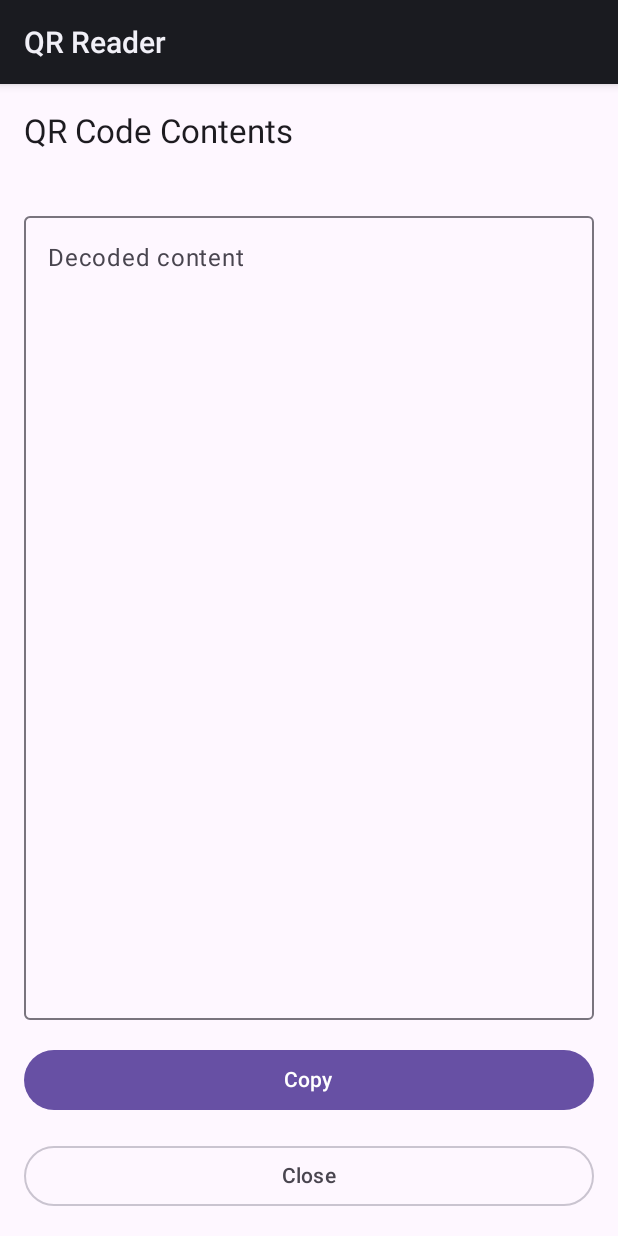
After one commit to hendrixjoseph/qrreader, an Android app built with Jetpack Compose: the DecodedContentActivity screen opened directly, with no data from a screen before it, on a phone screen of 412 x 824 dp. The commit adds this screen. Run offline under Robolectric (Android 15) with nearby library versions, the phone set to English and light mode, and no system bars.

Commit message:
rearrange code and scan

```diff
--- a/app/src/main/AndroidManifest.xml
+++ b/app/src/main/AndroidManifest.xml
@@ -17,7 +17,7 @@
         android:roundIcon="@mipmap/ic_launcher_round"
         android:supportsRtl="true">
         <activity
-            android:name=".MainActivity"
+            android:name=".activity.MainActivity"
             android:exported="true"
             android:launchMode="singleTop">
             <intent-filter>
@@ -44,6 +44,10 @@
             </intent-filter>
 
         </activity>
+
+        <activity
+            android:name=".activity.DecodedContentActivity"
+            android:exported="false" />
     </application>
 
 </manifest>
--- /dev/null
+++ b/app/src/main/java/com/joehxblog/qrreader/activity/DecodedContentActivity.kt
@@ -0,0 +1,35 @@
+package com.joehxblog.qrreader.activity
+
+import android.os.Bundle
+import androidx.activity.ComponentActivity
+import androidx.activity.compose.setContent
+import androidx.compose.material3.MaterialTheme
+import androidx.compose.material3.Surface
+import com.joehxblog.qrreader.composable.DecodedContentScreen
+
+
+class DecodedContentActivity : ComponentActivity() {
+
+    companion object {
+        const val EXTRA_DECODED_VALUES = "decoded_values"
+    }
+
+    override fun onCreate(savedInstanceState: Bundle?) {
+        super.onCreate(savedInstanceState)
+
+        val values = intent.getStringArrayListExtra(
+            EXTRA_DECODED_VALUES
+        ) ?: arrayListOf()
+
+        setContent {
+            MaterialTheme {
+                Surface {
+                    DecodedContentScreen(
+                        initialContent = values.joinToString("\n\n"),
+                        onClose = { finish() }
+                    )
+                }
+            }
+        }
+    }
+}
--- a/app/src/main/java/com/joehxblog/qrreader/MainActivity.kt
+++ b/app/src/main/java/com/joehxblog/qrreader/activity/MainActivity.kt
@@ -1,5 +1,4 @@
-
-package com.joehxblog.qrreader
+package com.joehxblog.qrreader.activity
 
 import android.content.Intent
 import android.net.Uri
@@ -11,6 +10,7 @@ import androidx.compose.material3.Surface
 import androidx.compose.runtime.getValue
 import androidx.compose.runtime.mutableStateOf
 import androidx.compose.runtime.setValue
+import com.joehxblog.qrreader.composable.CameraScreen
 
 class MainActivity : ComponentActivity() {
     private var sharedImageUri by mutableStateOf<Uri?>(null)
--- a/app/src/main/java/com/joehxblog/qrreader/CameraPreview.kt
+++ b/app/src/main/java/com/joehxblog/qrreader/composable/CameraPreview.kt
@@ -1,7 +1,5 @@
+package com.joehxblog.qrreader.composable
 
-package com.joehxblog.qrreader
-
-import android.content.Context
 import androidx.camera.core.CameraSelector
 import androidx.camera.core.Preview
 import androidx.camera.lifecycle.ProcessCameraProvider
--- /dev/null
+++ b/app/src/main/java/com/joehxblog/qrreader/composable/DecodedContentScreen.kt
@@ -0,0 +1,88 @@
+package com.joehxblog.qrreader.composable
+
+import android.content.ClipData
+import android.content.ClipboardManager
+import android.content.Context
+import androidx.compose.foundation.layout.Arrangement
+import androidx.compose.foundation.layout.Column
+import androidx.compose.foundation.layout.fillMaxSize
+import androidx.compose.foundation.layout.fillMaxWidth
+import androidx.compose.foundation.layout.padding
+import androidx.compose.material3.Button
+import androidx.compose.material3.OutlinedButton
+import androidx.compose.material3.OutlinedTextField
+import androidx.compose.material3.Scaffold
+import androidx.compose.material3.Text
+import androidx.compose.material3.TopAppBar
+import androidx.compose.runtime.Composable
+import androidx.compose.runtime.getValue
+import androidx.compose.runtime.mutableStateOf
+import androidx.compose.runtime.remember
+import androidx.compose.runtime.setValue
+import androidx.compose.ui.Modifier
+import androidx.compose.ui.platform.LocalContext
+import androidx.compose.ui.unit.dp
+
+@Composable
+fun DecodedContentScreen(
+    initialContent: String,
+    onClose: () -> Unit
+) {
+    val context = LocalContext.current
+
+    var content by remember {
+        mutableStateOf(initialContent)
+    }
+
+    Scaffold(
+        topBar = {
+            TopAppBar(
+                title = { Text("QR Code Contents") }
+            )
+        }
+    ) { padding ->
+        Column(
+            modifier = Modifier
+                .fillMaxSize()
+                .padding(padding)
+                .padding(16.dp),
+            verticalArrangement = Arrangement.spacedBy(16.dp)
+        ) {
+            OutlinedTextField(
+                value = content,
+                onValueChange = { content = it },
+                modifier = Modifier
+                    .fillMaxWidth()
+                    .weight(1f),
+                label = { Text("Decoded content") },
+                placeholder = { Text("QR code contents...") },
+                minLines = 5
+            )
+
+            Button(
+                onClick = {
+                    val clipboard = context.getSystemService(
+                        Context.CLIPBOARD_SERVICE
+                    ) as ClipboardManager
+
+                    clipboard.setPrimaryClip(
+                        ClipData.newPlainText(
+                            "QR Code Contents",
+                            content
+                        )
+                    )
+                },
+                modifier = Modifier.fillMaxWidth()
+            ) {
+                Text("Copy")
+            }
+
+            OutlinedButton(
+                onClick = onClose,
+                modifier = Modifier.fillMaxWidth()
+            ) {
+                Text("Close")
+            }
+        }
+    }
+}
```
Also changed, not shown: app/src/main/java/com/joehxblog/qrreader/composable/CameraScreen.kt (renamed from app/src/main/java/com/joehxblog/qrreader/CameraScreen.kt, +18 -3 lines).
